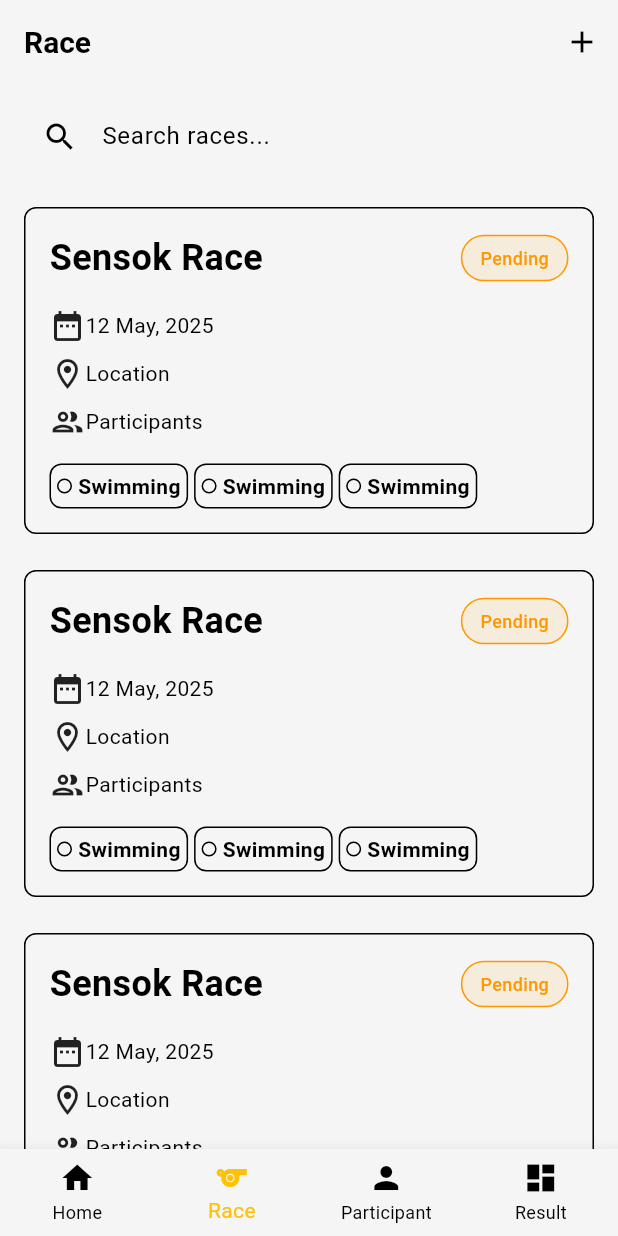
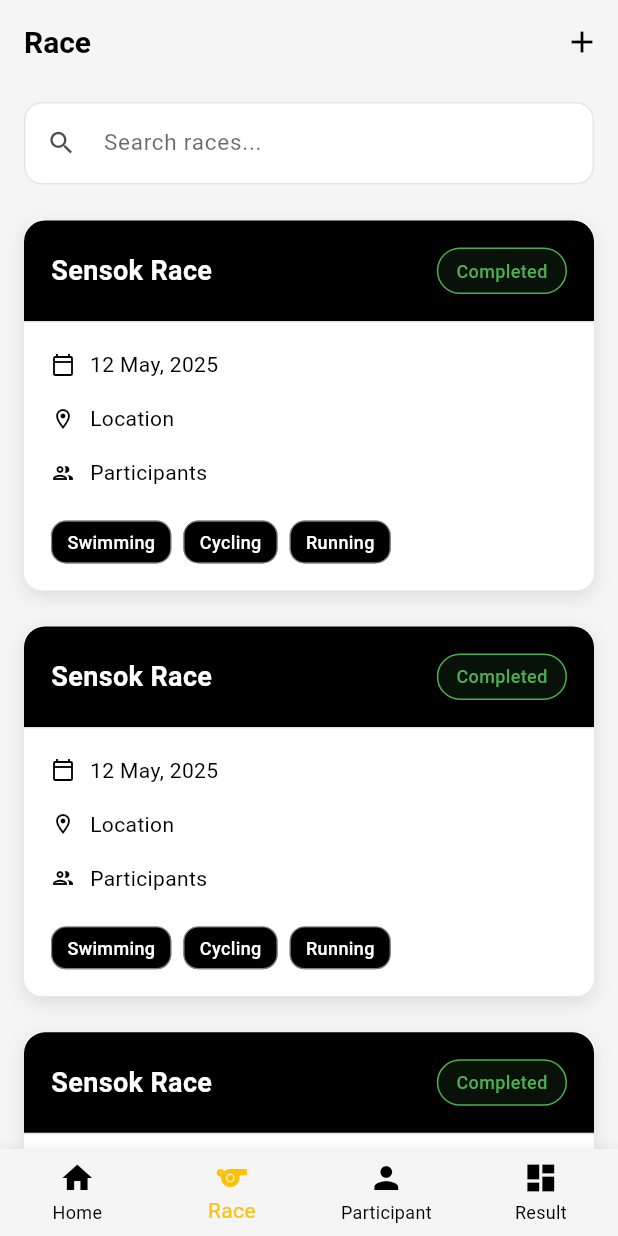
Before and after one commit to chimlimhao/Race-Tracker, a Flutter app: the screen it shows after launch, item 2 of the bottom bar chosen, on a phone screen of 412 x 824 dp. Run offline on Flutter 3.47's test engine with Material 3 defaults, Android fonts, the phone set to English and light mode, and no system bars.

Commit message:
RT-008: Updated the race card design, move search input and race segment styling.

```diff
--- a/lib/ui/screens/race-manager/race_screen.dart
+++ b/lib/ui/screens/race-manager/race_screen.dart
@@ -1,6 +1,6 @@
 import 'package:flutter/material.dart';
 import 'package:race_tracker/ui/screens/race-manager/race_form_screen.dart';
-import 'package:race_tracker/ui/screens/widgets/buttons/race_search.dart';
+import 'package:race_tracker/ui/screens/widgets/inputs/search_input.dart';
 import 'package:race_tracker/ui/screens/widgets/cards/race_card.dart';
 
 class RaceScreen extends StatelessWidget {
@@ -24,7 +24,7 @@ class RaceScreen extends StatelessWidget {
       ),
       body: Column(
         children: [
-          RaceSearch(),
+          SearchInput(),
           Expanded(
             child: ListView.builder(
               itemCount: 5,
--- a/lib/ui/screens/widgets/buttons/race_search.dart
+++ /dev/null
@@ -1,44 +0,0 @@
-import 'package:flutter/material.dart';
-
-class RaceSearch extends StatefulWidget {
-  const RaceSearch({super.key});
-
-  @override
-  State<RaceSearch> createState() => _RaceSearchState();
-}
-
-class _RaceSearchState extends State<RaceSearch> {
-  final TextEditingController _searchController = TextEditingController();
-
-  @override
-  void dispose() {
-    _searchController.dispose();
-    super.dispose();
-  }
-
-  @override
-  Widget build(BuildContext context) {
-    return Padding(
-      padding: const EdgeInsets.symmetric(horizontal: 16.0, vertical: 8.0),
-      child: Container(
-        decoration: BoxDecoration(
-          color: Colors.grey[100],
-          borderRadius: BorderRadius.circular(12),
-        ),
-        child: TextField(
-          controller: _searchController,
-          decoration: InputDecoration(
-            hintText: 'Search races...',
-            prefixIcon: Icon(Icons.search),
-            border: InputBorder.none,
-            contentPadding: EdgeInsets.symmetric(vertical: 15),
-          ),
-          onChanged: (value) {
-            // You can implement search logic here
-            print('Searching for: $value');
-          },
-        ),
-      ),
-    );
-  }
-}
--- a/lib/ui/screens/widgets/cards/race_card.dart
+++ b/lib/ui/screens/widgets/cards/race_card.dart
@@ -3,81 +3,92 @@
 import 'package:race_tracker/ui/utils/segment_chip.dart';
 import 'package:race_tracker/ui/utils/status_chip.dart';
 
-class RaceCard extends StatefulWidget {
+class RaceCard extends StatelessWidget {
   const RaceCard({super.key});
 
   @override
-  State<RaceCard> createState() => _RaceCardState();
-}
-
-class _RaceCardState extends State<RaceCard> {
-  @override
   Widget build(BuildContext context) {
-    return InkWell(
+    return GestureDetector(
+      onTap: () {
+        Navigator.of(context).push(
+          MaterialPageRoute(builder: (context) => const RaceDetailScreen()),
+        );
+      },
       child: Container(
-        margin: EdgeInsets.symmetric(horizontal: 16, vertical: 12),
-        padding: EdgeInsets.symmetric(vertical: 16),
+        margin: const EdgeInsets.symmetric(horizontal: 16, vertical: 12),
         decoration: BoxDecoration(
-          border: Border.all(),
-          borderRadius: BorderRadius.circular(8),
+          color: Colors.white,
+          borderRadius: BorderRadius.circular(12),
+          boxShadow: [
+            BoxShadow(
+              color: Colors.black.withOpacity(0.1),
+              blurRadius: 10,
+              offset: Offset(0, 4),
+            ),
+          ],
         ),
         child: Column(
-          mainAxisSize: MainAxisSize.min,
           children: [
             Container(
-              padding: EdgeInsets.symmetric(horizontal: 16),
+              decoration: BoxDecoration(
+                color: Colors.black,
+                borderRadius: BorderRadius.vertical(top: Radius.circular(14)),
+              ),
+              padding: const EdgeInsets.all(18),
               child: Row(
                 mainAxisAlignment: MainAxisAlignment.spaceBetween,
                 children: [
-                  Text(
+                  const Text(
                     'Sensok Race',
-                    style: TextStyle(fontSize: 24, fontWeight: FontWeight.bold),
+                    style: TextStyle(
+                      fontSize: 18,
+                      fontWeight: FontWeight.w600,
+                      color: Colors.white,
+                    ),
                   ),
-                  StatusChip(status: Status.pending),
+                  const StatusChip(status: Status.completed),
                 ],
               ),
             ),
-            SizedBox(height: 16),
-            Container(
-              padding: EdgeInsets.symmetric(horizontal: 16),
+            Divider(height: 1, color: Colors.black.withOpacity(0.1)),
+            Padding(
+              padding: const EdgeInsets.all(18),
               child: Column(
+                crossAxisAlignment: CrossAxisAlignment.start,
                 children: [
-                  Row(children: [Icon(Icons.date_range), Text('12 May, 2025')]),
-                  SizedBox(height: 8),
-                  Row(
-                    children: [
-                      Icon(Icons.location_on_outlined),
-                      Text('Location'),
-                    ],
-                  ),
-                  SizedBox(height: 8),
-                  Row(
-                    children: [
-                      Icon(Icons.people_outline_outlined),
-                      Text('Participants'),
-                    ],
-                  ),
-                  SizedBox(height: 16),
-                  Row(
-                    children: [
-                      SegmentChip(),
-                      SizedBox(width: 4),
-                      SegmentChip(),
-                      SizedBox(width: 4),
-                      SegmentChip(),
-                    ],
-                  ),
+                  _buildInfoRow(Icons.calendar_today_outlined, '12 May, 2025'),
+                  const SizedBox(height: 16),
+                  _buildInfoRow(Icons.location_on_outlined, 'Location'),
+                  const SizedBox(height: 16),
+                  _buildInfoRow(Icons.people_outline_outlined, 'Participants'),
+                  const SizedBox(height: 22),
+                  _buildSegmentTags(),
                 ],
               ),
             ),
           ],
         ),
       ),
-      onTap: () {
-        Navigator.of(context).push(
-          MaterialPageRoute(builder: (context) => const RaceDetailScreen()),
-        );
-      },
+    );
+  }
+
+  Widget _buildInfoRow(IconData icon, String text) {
+    return Row(
+      children: [
+        Icon(icon, size: 16, color: Colors.black),
+        const SizedBox(width: 10),
+        Text(text, style: TextStyle(fontSize: 14, color: Colors.black)),
+      ],
+    );
+  }
+
+  Widget _buildSegmentTags() {
+    return Row(
+      children: [
+        const SegmentChip(label: 'Swimming'),
+        const SegmentChip(label: 'Cycling'),
+        const SegmentChip(label: 'Running'),
+      ],
     );
   }
 }
--- a/lib/ui/screens/widgets/cards/race_segments.dart
+++ b/lib/ui/screens/widgets/cards/race_segments.dart
@@ -38,6 +38,7 @@ class _RaceSegmentsState extends State<RaceSegments> {
                 child: Container(
                   padding: EdgeInsets.symmetric(horizontal: 10, vertical: 7.5),
                   decoration: BoxDecoration(
+                    color: Colors.black,
                     border: Border.all(color: Colors.grey),
                     borderRadius: BorderRadius.circular(10),
                   ),
@@ -45,9 +46,14 @@ class _RaceSegmentsState extends State<RaceSegments> {
                   child: Row(
                     mainAxisAlignment: MainAxisAlignment.center,
                     children: [
-                      Image.asset(icons[0], height: 25, width: 25),
+                      Image.asset(
+                        icons[0],
+                        height: 25,
+                        width: 25,
+                        color: Colors.white,
+                      ),
                       SizedBox(width: 5),
-                      Text(segments[0]),
+                      Text(segments[0], style: TextStyle(color: Colors.white)),
                     ],
                   ),
                 ),
@@ -57,6 +63,7 @@ class _RaceSegmentsState extends State<RaceSegments> {
                 child: Container(
                   padding: EdgeInsets.symmetric(horizontal: 10, vertical: 7.5),
                   decoration: BoxDecoration(
+                    color: Colors.black,
                     border: Border.all(color: Colors.grey),
                     borderRadius: BorderRadius.circular(10),
                   ),
@@ -64,9 +71,14 @@ class _RaceSegmentsState extends State<RaceSegments> {
                   child: Row(
                     mainAxisAlignment: MainAxisAlignment.center,
                     children: [
-                      Image.asset(icons[1], height: 25, width: 25),
+                      Image.asset(
+                        icons[1],
+                        height: 25,
+                        width: 25,
+                        color: Colors.white,
+                      ),
                       SizedBox(width: 5),
-                      Text(segments[1]),
+                      Text(segments[1], style: TextStyle(color: Colors.white)),
                     ],
                   ),
                 ),
@@ -76,6 +88,7 @@ class _RaceSegmentsState extends State<RaceSegments> {
                 child: Container(
                   padding: EdgeInsets.symmetric(horizontal: 10, vertical: 7.5),
                   decoration: BoxDecoration(
+                    color: Colors.black,
                     border: Border.all(color: Colors.grey),
                     borderRadius: BorderRadius.circular(10),
                   ),
@@ -83,9 +96,14 @@ class _RaceSegmentsState extends State<RaceSegments> {
                   child: Row(
                     mainAxisAlignment: MainAxisAlignment.center,
                     children: [
-                      Image.asset(icons[2], height: 25, width: 25),
+                      Image.asset(
+                        icons[2],
+                        height: 25,
+                        width: 25,
+                        color: Colors.white,
+                      ),
                       SizedBox(width: 5),
-                      Text(segments[2]),
+                      Text(segments[2], style: TextStyle(color: Colors.white)),
                     ],
                   ),
                 ),
--- a/lib/ui/screens/widgets/dialogs/search_input.dart
+++ /dev/null
@@ -1,33 +0,0 @@
-import 'package:flutter/material.dart';
-
-class SearchInput extends StatelessWidget {
-  const SearchInput({super.key});
-
-  @override
-  Widget build(BuildContext context) {
-    return Container(
-      decoration: BoxDecoration(
-        color: Colors.white,
-        border: Border.all(color: Colors.grey),
-        borderRadius: BorderRadius.circular(12),
-      ),
-      width: double.infinity,
-      margin: EdgeInsets.symmetric(horizontal: 24),
-      padding: EdgeInsets.symmetric(horizontal: 16),
-      child: Row(
-        children: [
-          Icon(Icons.search),
-          Expanded(
-            child: TextField(
-              decoration: InputDecoration(
-                hintText: 'Search',
-                border: InputBorder.none,
-                contentPadding: EdgeInsets.symmetric(horizontal: 16),
-              ),
-            ),
-          ),
-        ],
-      ),
-    );
-  }
-}
--- /dev/null
+++ b/lib/ui/screens/widgets/inputs/search_input.dart
@@ -0,0 +1,58 @@
+import 'package:flutter/material.dart';
+
+class SearchInput extends StatefulWidget {
+  const SearchInput({super.key});
+
+  @override
+  State<SearchInput> createState() => _SearchInputState();
+}
+
+class _SearchInputState extends State<SearchInput> {
+  final TextEditingController _searchController = TextEditingController();
+
+  @override
+  void dispose() {
+    _searchController.dispose();
+    super.dispose();
+  }
+
+  @override
+  Widget build(BuildContext context) {
+    return Padding(
+      padding: const EdgeInsets.symmetric(horizontal: 16.0, vertical: 12.0),
+      child: Container(
+        decoration: BoxDecoration(
+          color: Colors.white,
+          borderRadius: BorderRadius.circular(12),
+          border: Border.all(color: Colors.black.withOpacity(0.1), width: 1),
+        ),
+        child: TextField(
+          controller: _searchController,
+          style: const TextStyle(fontSize: 15, color: Colors.black),
+          cursorColor: Colors.black,
+          decoration: InputDecoration(
+            hintText: 'Search races...',
+            hintStyle: TextStyle(
+              color: Colors.black.withOpacity(0.6),
+              fontSize: 15,
+            ),
+            prefixIcon: Icon(
+              Icons.search,
+              color: Colors.black.withOpacity(0.7),
+              size: 20,
+            ),
+            border: InputBorder.none,
+            contentPadding: const EdgeInsets.symmetric(
+              vertical: 15,
+              horizontal: 4,
+            ),
+          ),
+          onChanged: (value) {
+            // You can implement search logic here
+            print('Searching for: $value');
+          },
+        ),
+      ),
+    );
+  }
+}
--- a/lib/ui/utils/segment_chip.dart
+++ b/lib/ui/utils/segment_chip.dart
@@ -1,34 +1,27 @@
 import 'package:flutter/material.dart';
 
-class SegmentChip extends StatefulWidget {
-  const SegmentChip({super.key});
+class SegmentChip extends StatelessWidget {
+  final String label;
 
-  @override
-  State<SegmentChip> createState() => _SegmentChipState();
-}
+  const SegmentChip({super.key, required this.label});
 
-class _SegmentChipState extends State<SegmentChip> {
   @override
   Widget build(BuildContext context) {
     return Container(
+      margin: const EdgeInsets.only(right: 8),
       decoration: BoxDecoration(
-        border: Border.all(),
-        borderRadius: BorderRadius.circular(8),
+        color: Colors.black,
+        border: Border.all(color: Colors.white.withOpacity(0.5), width: 0.8),
+        borderRadius: BorderRadius.circular(10),
       ),
-      padding: EdgeInsets.all(4),
-      child: Row(
-        children: [
-          Container(
-            decoration: BoxDecoration(
-              border: Border.all(),
-              borderRadius: BorderRadius.circular(50),
-            ),
-            width: 10,
-            height: 10,
-          ),
-          SizedBox(width: 4),
-          Text('Swimming', style: TextStyle(fontWeight: FontWeight.bold)),
-        ],
+      padding: const EdgeInsets.symmetric(horizontal: 10, vertical: 5),
+      child: Text(
+        label,
+        style: const TextStyle(
+          fontSize: 12,
+          fontWeight: FontWeight.w500,
+          color: Colors.white,
+        ),
       ),
     );
   }
```
